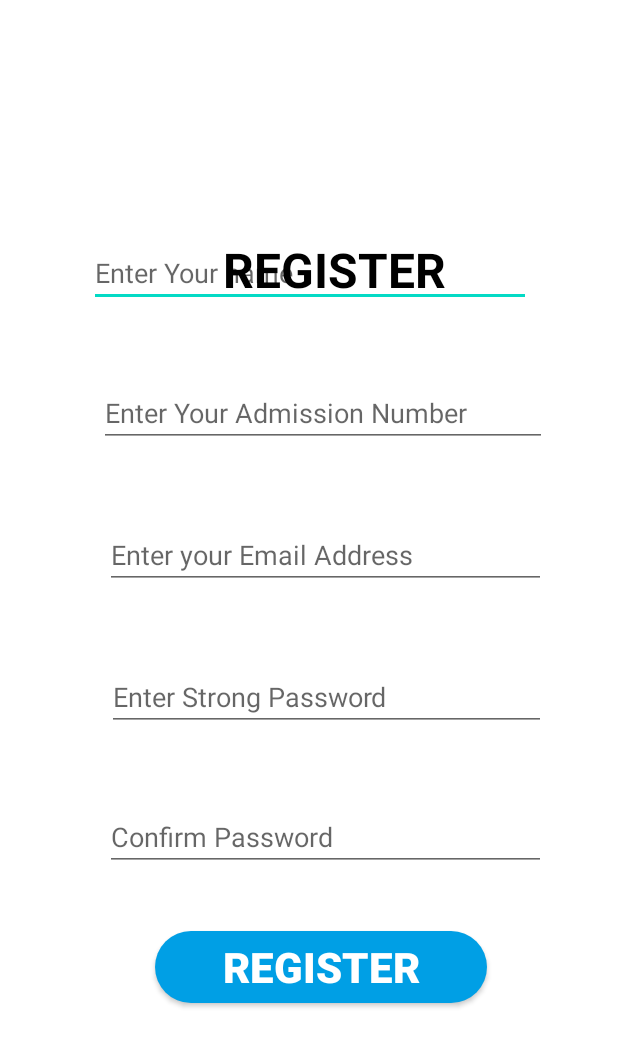
After one commit to dillahmwangi/KCA_Voting_App, an Android app: the StdRegActivity screen opened directly, with no data from a screen before it, on a phone screen of 412 x 824 dp. The commit adds this screen. Shown: the top 1047 px of the screen. Run offline under Robolectric (Android 15) with nearby library versions, the phone set to English and light mode, and no system bars.

Commit message:
next commit

```diff
--- a/app/src/main/java/uk/cmd/kcauvotingapp/MainActivity.java
+++ b/app/src/main/java/uk/cmd/kcauvotingapp/MainActivity.java
@@ -5,6 +5,7 @@ import androidx.appcompat.app.AppCompatActivity;
 import android.content.Intent;
 import android.os.Bundle;
 import android.os.Handler;
+import android.os.Looper;
 
 public class MainActivity extends AppCompatActivity {
 
@@ -13,7 +14,7 @@ public class MainActivity extends AppCompatActivity {
         super.onCreate(savedInstanceState);
         setContentView(R.layout.activity_main);
 
-        new Handler().postDelayed(new Runnable() {
+        new Handler(Looper.getMainLooper()).postDelayed(new Runnable() {
 
 
             @Override
--- /dev/null
+++ b/app/src/main/java/uk/cmd/kcauvotingapp/StdRegActivity.java
@@ -0,0 +1,14 @@
+package uk.cmd.kcauvotingapp;
+
+import androidx.appcompat.app.AppCompatActivity;
+
+import android.os.Bundle;
+
+public class StdRegActivity extends AppCompatActivity {
+
+    @Override
+    protected void onCreate(Bundle savedInstanceState) {
+        super.onCreate(savedInstanceState);
+        setContentView(R.layout.activity_std_reg);
+    }
+}
--- /dev/null
+++ b/app/src/main/res/layout/activity_std_reg.xml
@@ -0,0 +1,127 @@
+<?xml version="1.0" encoding="utf-8"?>
+<RelativeLayout xmlns:android="http://schemas.android.com/apk/res/android"
+    xmlns:app="http://schemas.android.com/apk/res-auto"
+    xmlns:tools="http://schemas.android.com/tools"
+    android:layout_width="match_parent"
+    android:layout_height="match_parent"
+    tools:context=".StdRegActivity">
+
+    <TextView
+        android:id="@+id/reg"
+        android:layout_width="187dp"
+        android:layout_height="44dp"
+        android:layout_alignParentStart="true"
+        android:layout_alignParentLeft="true"
+        android:layout_alignParentEnd="true"
+        android:layout_alignParentRight="true"
+        android:layout_alignParentBottom="true"
+        android:layout_marginStart="129dp"
+        android:layout_marginLeft="129dp"
+        android:layout_marginEnd="95dp"
+        android:layout_marginRight="95dp"
+        android:layout_marginBottom="622dp"
+        android:text="@string/reg"
+        android:textAlignment="center"
+        android:textColor="@color/black"
+        android:textSize="32dp"
+        android:textStyle="bold"/>
+
+    <EditText
+        android:id="@+id/name"
+        android:layout_width="294dp"
+        android:layout_height="wrap_content"
+        android:layout_below="@+id/reg"
+        android:layout_alignParentStart="true"
+        android:layout_alignParentLeft="true"
+        android:layout_alignParentTop="true"
+        android:layout_alignParentEnd="true"
+        android:layout_alignParentRight="true"
+        android:layout_marginStart="59dp"
+        android:layout_marginLeft="59dp"
+        android:layout_marginTop="159dp"
+        android:layout_marginEnd="58dp"
+        android:layout_marginRight="58dp"
+        android:hint="@string/name" />
+
+
+    <EditText
+        android:id="@+id/admission"
+        android:layout_width="298dp"
+        android:layout_height="wrap_content"
+        android:layout_below="@+id/name"
+        android:layout_alignParentStart="true"
+        android:layout_alignParentLeft="true"
+        android:layout_alignParentEnd="true"
+        android:layout_alignParentRight="true"
+        android:layout_marginStart="66dp"
+        android:layout_marginLeft="66dp"
+        android:layout_marginTop="48dp"
+        android:layout_marginEnd="47dp"
+        android:layout_marginRight="47dp"
+        android:hint="@string/adm" />
+
+    <EditText
+        android:id="@+id/email"
+        android:layout_width="293dp"
+        android:layout_height="wrap_content"
+        android:layout_below="@+id/admission"
+        android:layout_alignParentStart="true"
+        android:layout_alignParentLeft="true"
+        android:layout_alignParentEnd="true"
+        android:layout_alignParentRight="true"
+        android:layout_marginStart="70dp"
+        android:layout_marginLeft="70dp"
+        android:layout_marginTop="49dp"
+        android:layout_marginEnd="48dp"
+        android:layout_marginRight="48dp"
+        android:hint="@string/email" />
+
+    <EditText
+        android:id="@+id/password"
+        android:layout_width="292dp"
+        android:layout_height="wrap_content"
+        android:layout_below="@+id/email"
+        android:layout_alignParentStart="true"
+        android:layout_alignParentLeft="true"
+        android:layout_alignParentEnd="true"
+        android:layout_alignParentRight="true"
+        android:layout_marginStart="71dp"
+        android:layout_marginLeft="71dp"
+        android:layout_marginTop="49dp"
+        android:layout_marginEnd="48dp"
+        android:layout_marginRight="48dp"
+        android:hint="@string/password" />
+
+    <EditText
+        android:id="@+id/confirm"
+        android:layout_width="293dp"
+        android:layout_height="wrap_content"
+        android:layout_below="@+id/password"
+        android:layout_alignParentStart="true"
+        android:layout_alignParentLeft="true"
+        android:layout_alignParentEnd="true"
+        android:layout_alignParentRight="true"
+        android:layout_marginStart="70dp"
+        android:layout_marginLeft="70dp"
+        android:layout_marginTop="48dp"
+        android:layout_marginEnd="48dp"
+        android:layout_marginRight="48dp"
+        android:hint="@string/pass" />
+
+    <androidx.appcompat.widget.AppCompatButton
+        android:layout_width="221dp"
+        android:layout_height="wrap_content"
+        android:layout_below="@+id/confirm"
+        android:layout_alignParentEnd="true"
+        android:layout_alignParentRight="true"
+        android:layout_marginTop="40dp"
+        android:layout_marginEnd="87dp"
+        android:layout_marginRight="87dp"
+        android:background="@drawable/btn_shape"
+        android:text="@string/reg"
+        android:textColor="@color/white"
+        android:textSize="28dp"
+        android:textStyle="bold" />
+
+
+</RelativeLayout>
--- a/app/src/main/res/values/strings.xml
+++ b/app/src/main/res/values/strings.xml
@@ -6,13 +6,13 @@
     <string name="view">View</string>
     <string name="username">Username</string>
     <string name="description">Description</string>
-    <string name="title_activity_student_login">Student_LoginActivity</string>
-    <string name="prompt_email">Email</string>
-    <string name="prompt_password">Password</string>
-    <string name="action_sign_in">Sign in or register</string>
-    <string name="action_sign_in_short">Sign in</string>
-    <string name="welcome">"Welcome !"</string>
-    <string name="invalid_username">Not a valid username</string>
-    <string name="invalid_password">Password must be >5 characters</string>
-    <string name="login_failed">"Login failed"</string>
+    <string name="login">LOGIN</string>
+    <string name="adm">Enter Your Admission Number</string>
+    <string name="email">Enter your Email Address</string>
+    <string name="forgot">Forget Password?</string>
+    <string name="password">Enter Strong Password</string>
+    <string name="reg">REGISTER</string>
+    <string name="name">Enter Your name</string>
+    <string name="pass">Confirm Password</string>
+
 </resources>
--- a/build.gradle
+++ b/build.gradle
@@ -6,6 +6,8 @@ buildscript {
     }
     dependencies {
         classpath "com.android.tools.build:gradle:4.1.3"
+        classpath 'com.google.gms:google-services:4.3.14'
+
 
         // NOTE: Do not place your application dependencies here; they belong
         // in the individual module build.gradle files
@@ -17,6 +19,9 @@ allprojects {
         google()
         jcenter()
     }
+    tasks.withType(JavaCompile) {
+        options.compilerArgs << "-Xlint:unchecked" << "-Xlint:deprecation"
+    }
 }
 
 task clean(type: Delete) {
```
Also changed, not shown: app/build.gradle (+8 -1 lines), app/src/main/AndroidManifest.xml (+16 -4 lines), app/src/main/java/uk/cmd/kcauvotingapp/StdLoginActivity.java (added, +14 -0 lines), app/src/main/res/layout/activity_std_login.xml (added, +92 -0 lines), 1 other file.
